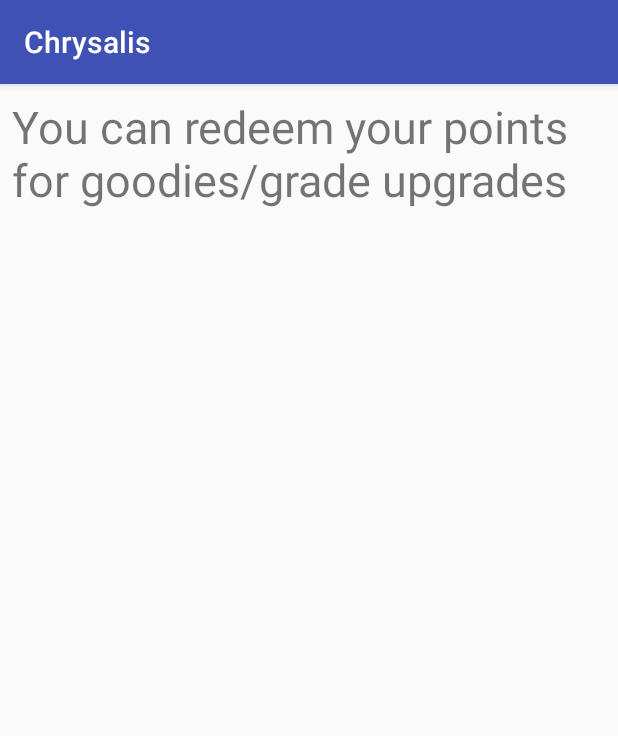
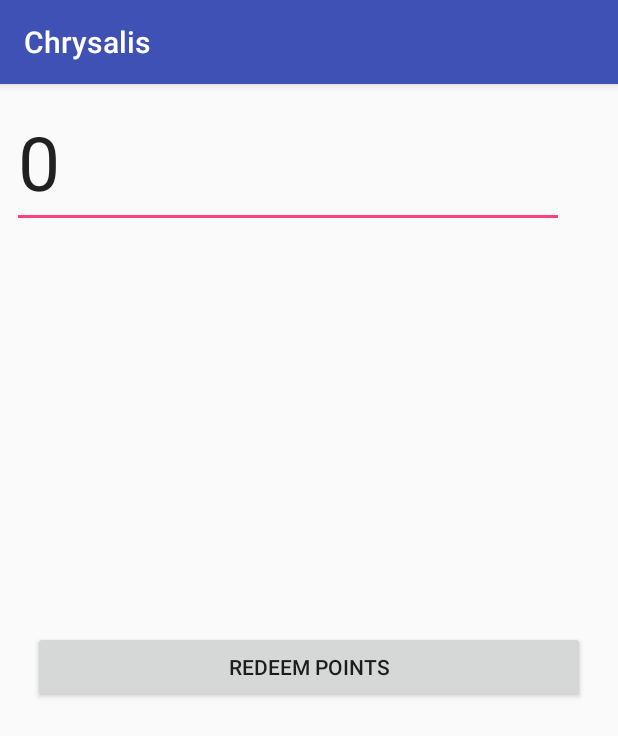
Before and after one commit to vijaysaimutyala/Chrysalis, an Android app: the RedeemPointsActivity screen opened directly, with no data from a screen before it, on a phone screen of 412 x 824 dp. Shown: the top 736 px of the screen. Run offline under Robolectric (Android 15) with nearby library versions, the phone set to English and light mode, and no system bars; 1 statement that could not run was skipped.

Commit message:
Updating points perfectly and adding recent activities done

```diff
--- a/app/src/main/java/com/studioemvs/chrysalis/MainActivity.java
+++ b/app/src/main/java/com/studioemvs/chrysalis/MainActivity.java
@@ -167,12 +167,18 @@ public class MainActivity extends AppCompatActivity implements View.OnClickListe
     public void onClick(View view) {
         switch (view.getId()){
             case R.id.updateActivity:
+                Bundle bundle = new Bundle();
+                bundle.putInt("points", Integer.parseInt(chrysPoints));
                 Intent updateAct = new Intent(this,ProgressUpdateActivity.class);
+                updateAct.putExtras(bundle);
                 startActivity(updateAct);
                 finish();
                 break;
             case R.id.redeemPoints:
+                Bundle bunndle = new Bundle();
+                bunndle.putInt("points", Integer.parseInt(chrysPoints));
                 Intent redeemAct = new Intent(this, RedeemPointsActivity.class);
+                redeemAct.putExtras(bunndle);
                 startActivity(redeemAct);
                 finish();
                 break;
--- a/app/src/main/java/com/studioemvs/chrysalis/RedeemPointsActivity.java
+++ b/app/src/main/java/com/studioemvs/chrysalis/RedeemPointsActivity.java
@@ -2,12 +2,39 @@ package com.studioemvs.chrysalis;
 
 import android.support.v7.app.AppCompatActivity;
 import android.os.Bundle;
+import android.view.View;
+import android.widget.Button;
+import android.widget.EditText;
+import android.widget.Toast;
 
-public class RedeemPointsActivity extends AppCompatActivity {
+public class RedeemPointsActivity extends AppCompatActivity implements View.OnClickListener{
+    int totalPoints;
+    EditText redeemPoints;
+    Button redeem;
 
     @Override
     protected void onCreate(Bundle savedInstanceState) {
         super.onCreate(savedInstanceState);
         setContentView(R.layout.activity_redeem_points);
+        Bundle bundle = getIntent().getExtras();
+        totalPoints = bundle.getInt("points");
+
+        redeemPoints = (EditText)findViewById(R.id.edt_redeemPoints);
+        redeem = (Button)findViewById(R.id.btn_redeemPoints);
+
+        redeemPoints.setText(String.valueOf(totalPoints));
+        redeem.setOnClickListener(this);
+
+    }
+
+    @Override
+    public void onClick(View view) {
+        switch (view.getId()){
+            case R.id.btn_redeemPoints:
+                Toast.makeText(this, "Points redeemed for level progression", Toast.LENGTH_SHORT).show();
+                redeemPoints.setText("");
+                break;
+        }
+
     }
 }
--- a/app/src/main/java/com/studioemvs/chrysalis/User.java
+++ b/app/src/main/java/com/studioemvs/chrysalis/User.java
@@ -96,6 +96,8 @@ public  class User {
     public String getChrysalisLevel() {
         return chrysalisLevel;
     }
+
+
     @Exclude
     public Map<String,Object> toMap(){
         HashMap<String,Object> result = new HashMap<>();
@@ -108,6 +110,9 @@ public  class User {
         result.put("personalProjects",personalProjects);
         result.put("admin",admin);
         result.put("uid",uid);
+        result.put("id",recentActivity.id);
+        result.put("activity",recentActivity.activity);
+        result.put("points",recentActivity.points);
         return result;
     }
     @IgnoreExtraProperties
--- a/app/src/main/res/layout/activity_main.xml
+++ b/app/src/main/res/layout/activity_main.xml
@@ -88,7 +88,7 @@
             android:id="@+id/updateActivity"
             android:text="@string/updateActivity"
             android:layout_weight="1"
-            style="?android:attr/buttonBarButtonStyle"/>
+            style="?android:attr/buttonBarButtonStyle" />
         <Button
             android:layout_width="match_parent"
             android:layout_height="match_parent"
--- a/app/src/main/res/layout/activity_redeem_points.xml
+++ b/app/src/main/res/layout/activity_redeem_points.xml
@@ -6,14 +6,29 @@
     android:layout_height="match_parent"
     tools:context="com.studioemvs.chrysalis.RedeemPointsActivity">
 
-    <TextView
-        android:layout_width="0dp"
-        android:layout_height="495dp"
-        android:text="You can redeem your points for goodies/grade upgrades"
-        android:textSize="30sp"
+    <EditText
+        android:id="@+id/edt_redeemPoints"
+        android:layout_width="368dp"
+        android:layout_height="wrap_content"
+        android:textSize="50sp"
+        android:layout_marginLeft="8dp"
+        app:layout_constraintLeft_toLeftOf="parent"
         app:layout_constraintTop_toTopOf="parent"
+        android:layout_marginTop="8dp" />
+    <Button
+        android:layout_width="368dp"
+        android:layout_height="wrap_content"
+        android:id="@+id/btn_redeemPoints"
+        android:text="@string/redeem"
+        app:layout_constraintTop_toTopOf="@id/edt_redeemPoints"
         android:layout_marginTop="8dp"
+        app:layout_constraintBottom_toBottomOf="parent"
+        android:layout_marginBottom="8dp"
         android:layout_marginLeft="8dp"
-        app:layout_constraintLeft_toLeftOf="parent" />
+        app:layout_constraintVertical_bias="0.501"
+        app:layout_constraintLeft_toLeftOf="parent"
+        android:layout_marginRight="8dp"
+        app:layout_constraintRight_toRightOf="parent" />
+
 
 </android.support.constraint.ConstraintLayout>
```
Also changed, not shown: app/src/main/java/com/studioemvs/chrysalis/ProgressUpdateActivity.java (+17 -10 lines).
